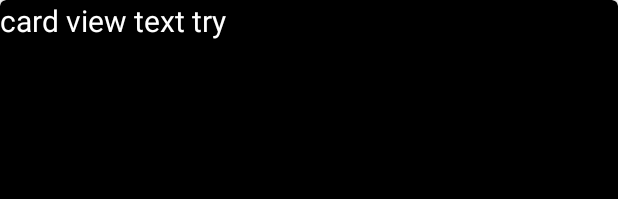
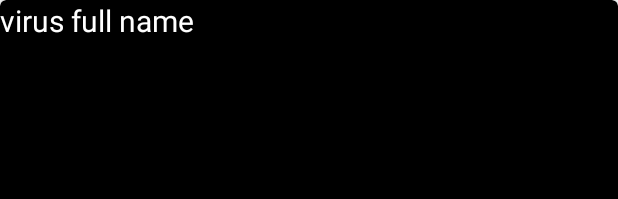
Before and after one commit to niralalmeida/virusSafe-Agro, an Android app: the layout recycler_view_virus_info_list.xml on its own in the app's theme, with its tools: preview values and no code run, on a phone screen of 412 x 824 dp. Shown: the top 199 px of the screen. Run offline under Robolectric (Android 15) with nearby library versions, the phone set to English and light mode, and no system bars.

Commit message:
Modify for VirusInfoListAdapter

```diff
--- a/VirusSafeAgro/app/src/main/res/layout/recycler_view_virus_info_list.xml
+++ b/VirusSafeAgro/app/src/main/res/layout/recycler_view_virus_info_list.xml
@@ -15,10 +15,10 @@
         card_view:cardCornerRadius="4dp">
 
         <TextView
-            android:id="@+id/tv_text_try"
+            android:id="@+id/tv_virus_full_name"
             android:layout_width="match_parent"
             android:layout_height="match_parent"
-            android:text="card view text try"
+            android:text="virus full name"
             android:textColor="#fff"
             android:textSize="20sp" />
 
```
Also changed, not shown: VirusSafeAgro/app/src/main/java/com/example/virussafeagro/adapters/VirusInfoListAdapter.java (+5 -5 lines).
